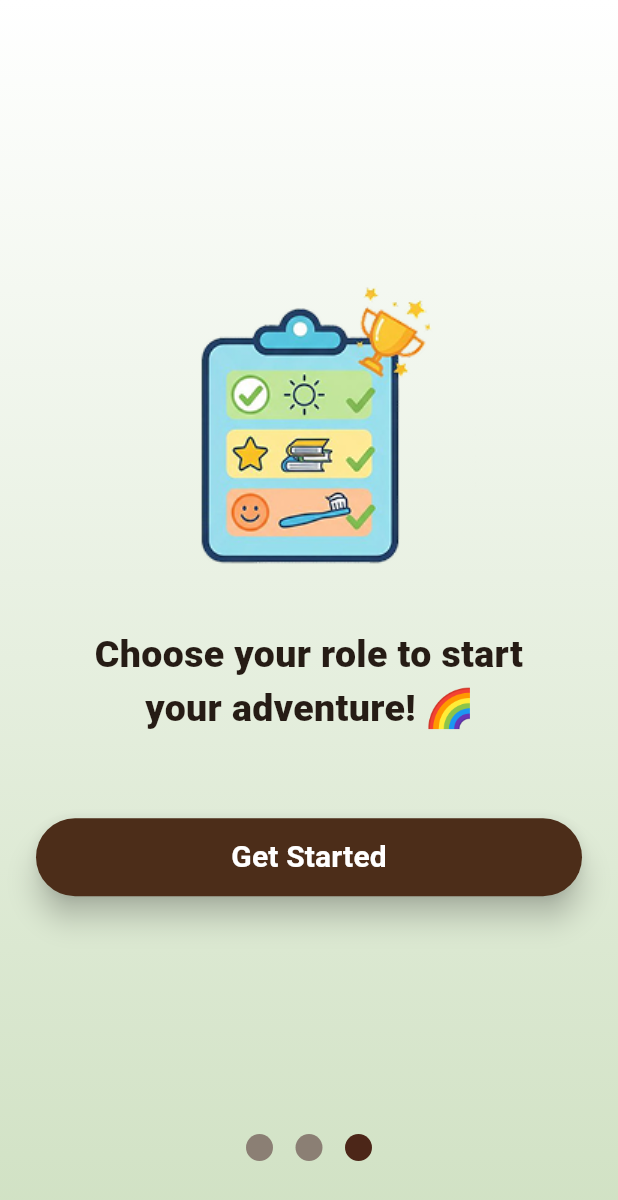
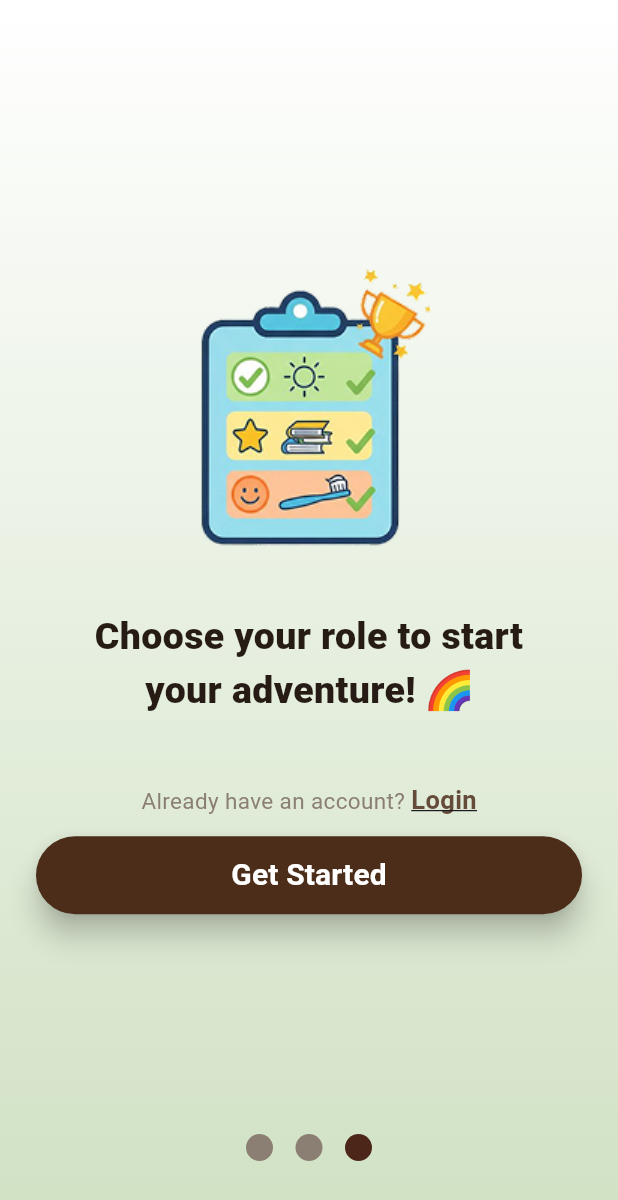
Before and after one commit to mossalahhh/yallaDo, a Flutter app: the screen it shows after launch, swiped to page 3, on a phone screen of 412 x 824 dp. Shown: the top 1200 px of the screen. Run offline on Flutter 3.47's test engine with Material 3 defaults, Android fonts, the phone set to English and light mode, and no system bars; drawn by our look-alikes of smooth_page_indicator; our stand-ins replace dio, flutter_bloc, image_picker, shared_preferences; accounts and stored records are empty.

Commit message:
feat: add Already-have-an-account login link above Get Started
Co-Authored-By: Claude Fable 5 <noreply@anthropic.com>

```diff
--- a/Front-End/lib/features/splash/views/widgets/custom_onboard.dart
+++ b/Front-End/lib/features/splash/views/widgets/custom_onboard.dart
@@ -1,4 +1,5 @@
 import 'package:flutter/material.dart';
+import 'package:yallado/features/auth/views/login_parent_view.dart';
 import 'package:yallado/features/auth/views/signup_view.dart';
 
 class OnboardPage extends StatelessWidget {
@@ -41,7 +42,39 @@ class OnboardPage extends StatelessWidget {
               style: TextStyle(fontSize: 17, color: Color(0xFF8B7F74),fontWeight: FontWeight.w400),
             ),
           if (showButtons) ...[
-            SizedBox(height: 40),
+            SizedBox(height: 28),
+            Row(
+              mainAxisAlignment: MainAxisAlignment.center,
+              children: [
+                const Text(
+                  "Already have an account? ",
+                  style: TextStyle(
+                    fontSize: 15,
+                    color: Color(0xFF8B7F74),
+                  ),
+                ),
+                GestureDetector(
+                  onTap: () {
+                    Navigator.push(
+                      context,
+                      MaterialPageRoute(
+                        builder: (_) => const ParentLoginScreen(),
+                      ),
+                    );
+                  },
+                  child: const Text(
+                    "Login",
+                    style: TextStyle(
+                      decoration: TextDecoration.underline,
+                      fontSize: 17,
+                      fontWeight: FontWeight.bold,
+                      color: Color(0xFF644B3A),
+                    ),
+                  ),
+                ),
+              ],
+            ),
+            SizedBox(height: 12),
             ElevatedButton(
               onPressed: () {
                 Navigator.push(
```
